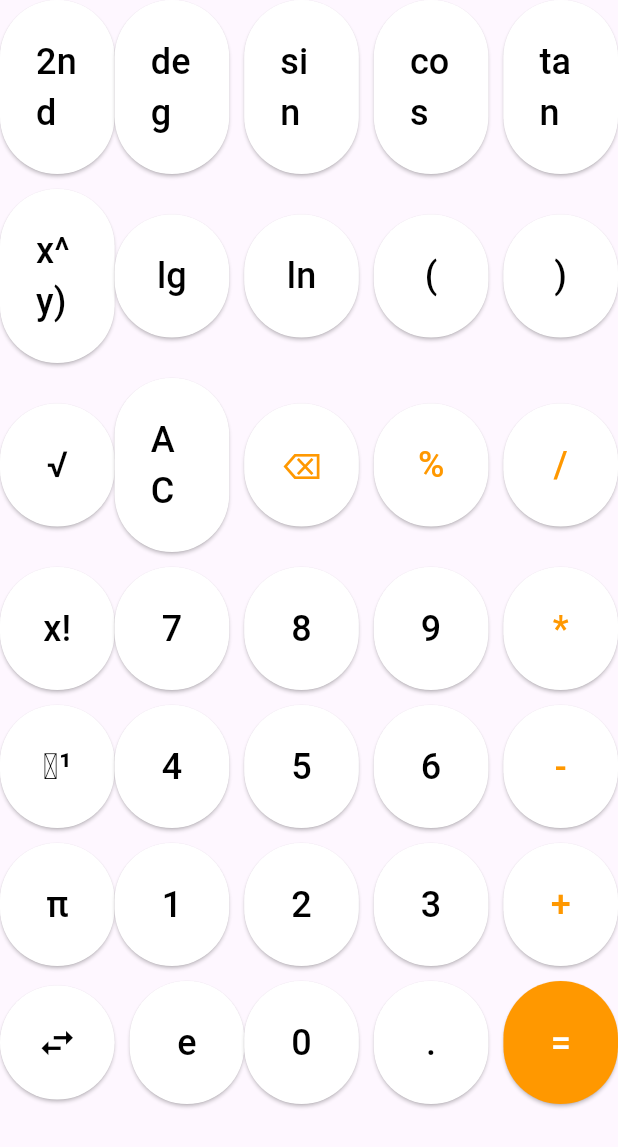
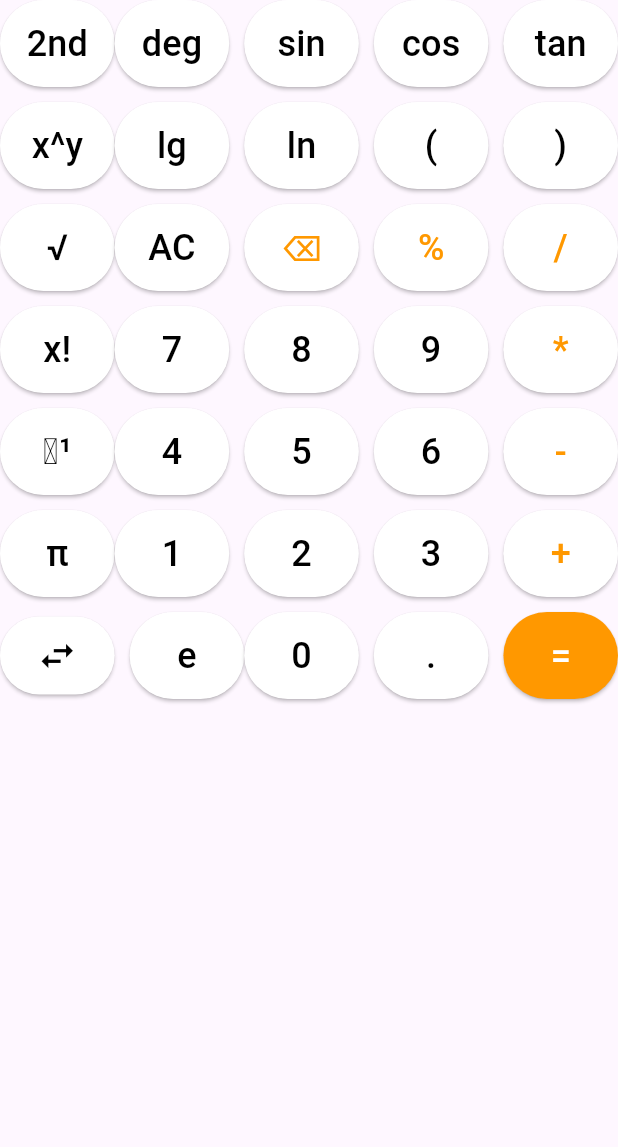
Before and after one commit to msharafice/Calculator, a Flutter app: what buildAdvancedKeyboard() shows on an empty page, opened directly, on a phone screen of 412 x 824 dp. Shown: the top 1147 px of the screen. Run offline on Flutter 3.47's test engine with Material 3 defaults, Android fonts, the phone set to English and light mode, and no system bars; missing offline and left inert: math_parser.

Commit message:
update ui

```diff
--- a/lib/widgets.dart
+++ b/lib/widgets.dart
@@ -61,80 +61,80 @@ Widget buildAdvancedKeyboard(Function buttonPressed) {
   return Column(
     children: [
       Row(children: [
-        buildButton("2nd", buttonPressed, null),
-        buildButton("deg", buttonPressed, null),
+        buildButton("2nd", buttonPressed, null, true),
+        buildButton("deg", buttonPressed, null, true),
         SizedBox(width: 10),
-        buildButton("sin", buttonPressed, null),
+        buildButton("sin", buttonPressed, null, true),
         SizedBox(width: 10),
-        buildButton("cos", buttonPressed, null),
+        buildButton("cos", buttonPressed, null, true),
         SizedBox(width: 10),
-        buildButton("tan", buttonPressed, null),
+        buildButton("tan", buttonPressed, null, true),
       ]),
       SizedBox(height: 10),
       Row(children: [
-        buildButton("x^y)", buttonPressed, null),
-        buildButton("lg", buttonPressed, null),
+        buildButton("x^y", buttonPressed, null, true),
+        buildButton("lg", buttonPressed, null, true),
         SizedBox(width: 10),
-        buildButton("ln", buttonPressed, null),
+        buildButton("ln", buttonPressed, null, true),
         SizedBox(width: 10),
-        buildButton("(", buttonPressed, null),
+        buildButton("(", buttonPressed, null, true),
         SizedBox(width: 10),
-        buildButton(")", buttonPressed, null),
+        buildButton(")", buttonPressed, null, true),
       ]),
       SizedBox(height: 10),
       Row(children: [
-        buildButton("√", buttonPressed, null),
-        buildButton("AC", buttonPressed, null),
+        buildButton("√", buttonPressed, null, true),
+        buildButton("AC", buttonPressed, null, true),
         SizedBox(width: 10),
-        buildButton("⌫", buttonPressed, null),
+        buildButton("⌫", buttonPressed, null, true),
         SizedBox(width: 10),
-        buildButton("%", buttonPressed, null),
+        buildButton("%", buttonPressed, null, true),
         SizedBox(width: 10),
-        buildButton("/", buttonPressed, null),
+        buildButton("/", buttonPressed, null, true),
       ]),
       SizedBox(height: 10),
       Row(children: [
-        buildButton("x!", buttonPressed, null),
-        buildButton("7", buttonPressed, null),
+        buildButton("x!", buttonPressed, null, true),
+        buildButton("7", buttonPressed, null, true),
         SizedBox(width: 10),
-        buildButton("8", buttonPressed, null),
+        buildButton("8", buttonPressed, null, true),
         SizedBox(width: 10),
-        buildButton("9", buttonPressed, null),
+        buildButton("9", buttonPressed, null, true),
         SizedBox(width: 10),
-        buildButton("*", buttonPressed, null),
+        buildButton("*", buttonPressed, null, true),
       ]),
       SizedBox(height: 10),
       Row(children: [
-        buildButton("⁻¹", buttonPressed, null),
-        buildButton("4", buttonPressed, null),
+        buildButton("⁻¹", buttonPressed, null, true),
+        buildButton("4", buttonPressed, null, true),
         SizedBox(width: 10),
-        buildButton("5", buttonPressed, null),
+        buildButton("5", buttonPressed, null, true),
         SizedBox(width: 10),
-        buildButton("6", buttonPressed, null),
+        buildButton("6", buttonPressed, null, true),
         SizedBox(width: 10),
-        buildButton("-", buttonPressed, null),
+        buildButton("-", buttonPressed, null, true),
       ]),
       SizedBox(height: 10),
       Row(children: [
-        buildButton("π", buttonPressed, null),
-        buildButton("1", buttonPressed, null),
+        buildButton("π", buttonPressed, null, true),
+        buildButton("1", buttonPressed, null, true),
         SizedBox(width: 10),
-        buildButton("2", buttonPressed, null),
+        buildButton("2", buttonPressed, null, true),
         SizedBox(width: 10),
-        buildButton("3", buttonPressed, null),
+        buildButton("3", buttonPressed, null, true),
         SizedBox(width: 10),
-        buildButton("+", buttonPressed, null),
+        buildButton("+", buttonPressed, null, true),
       ]),
       SizedBox(height: 10),
       Row(children: [
-        buildButton("2st", buttonPressed, Icons.swap_horiz),
+        buildButton("2st", buttonPressed, Icons.swap_horiz, true),
         SizedBox(width: 10),
-        buildButton("e", buttonPressed, null),
-        buildButton("0", buttonPressed, null),
+        buildButton("e", buttonPressed, null, true),
+        buildButton("0", buttonPressed, null, true),
         SizedBox(width: 10),
-        buildButton(".", buttonPressed, null),
+        buildButton(".", buttonPressed, null, true),
         SizedBox(width: 10),
-        buildButton("=", buttonPressed, null),
+        buildButton("=", buttonPressed, null, true),
       ]),
       SizedBox(height: 10),
     ],
@@ -145,94 +145,96 @@ Widget buildSecondKeyboard(Function buttonPressed) {
   return Column(
     children: [
       Row(children: [
-        buildButton("2nd", buttonPressed, null),
-        buildButton("deg", buttonPressed, null),
+        buildButton("2nd", buttonPressed, null, true),
+        buildButton("deg", buttonPressed, null, true),
         SizedBox(width: 10),
-        buildButton("sin⁻¹", buttonPressed, null),
+        buildButton("sin⁻¹", buttonPressed, null, true),
         SizedBox(width: 10),
-        buildButton("cos⁻¹", buttonPressed, null),
+        buildButton("cos⁻¹", buttonPressed, null, true),
         SizedBox(width: 10),
-        buildButton("tan⁻¹", buttonPressed, null),
+        buildButton("tan⁻¹", buttonPressed, null, true),
       ]),
       SizedBox(height: 10),
       Row(children: [
-        buildButton("x^y)", buttonPressed, null),
-        buildButton("lg", buttonPressed, null),
+        buildButton("x^y", buttonPressed, null, true),
+        buildButton("lg", buttonPressed, null, true),
         SizedBox(width: 10),
-        buildButton("ln", buttonPressed, null),
+        buildButton("ln", buttonPressed, null, true),
         SizedBox(width: 10),
-        buildButton("(", buttonPressed, null),
+        buildButton("(", buttonPressed, null, true),
         SizedBox(width: 10),
-        buildButton(")", buttonPressed, null),
+        buildButton(")", buttonPressed, null, true),
       ]),
       SizedBox(height: 10),
       Row(children: [
-        buildButton("√", buttonPressed, null),
-        buildButton("AC", buttonPressed, null),
+        buildButton("√", buttonPressed, null, true),
+        buildButton("AC", buttonPressed, null, true),
         SizedBox(width: 10),
-        buildButton("⌫", buttonPressed, null),
+        buildButton("⌫", buttonPressed, null, true),
         SizedBox(width: 10),
-        buildButton("%", buttonPressed, null),
+        buildButton("%", buttonPressed, null, true),
         SizedBox(width: 10),
-        buildButton("/", buttonPressed, null),
+        buildButton("/", buttonPressed, null, true),
       ]),
       SizedBox(height: 10),
       Row(children: [
-        buildButton("x!", buttonPressed, null),
-        buildButton("7", buttonPressed, null),
+        buildButton("x!", buttonPressed, null, true),
+        buildButton("7", buttonPressed, null, true),
         SizedBox(width: 10),
-        buildButton("8", buttonPressed, null),
+        buildButton("8", buttonPressed, null, true),
         SizedBox(width: 10),
-        buildButton("9", buttonPressed, null),
+        buildButton("9", buttonPressed, null, true),
         SizedBox(width: 10),
-        buildButton("*", buttonPressed, null),
+        buildButton("*", buttonPressed, null, true),
       ]),
       SizedBox(height: 10),
       Row(children: [
-        buildButton("⁻¹", buttonPressed, null),
-        buildButton("4", buttonPressed, null),
+        buildButton("⁻¹", buttonPressed, null, true),
+        buildButton("4", buttonPressed, null, true),
         SizedBox(width: 10),
-        buildButton("5", buttonPressed, null),
+        buildButton("5", buttonPressed, null, true),
         SizedBox(width: 10),
-        buildButton("6", buttonPressed, null),
+        buildButton("6", buttonPressed, null, true),
         SizedBox(width: 10),
-        buildButton("-", buttonPressed, null),
+        buildButton("-", buttonPressed, null, true),
       ]),
       SizedBox(height: 10),
       Row(children: [
-        buildButton("π", buttonPressed, null),
-        buildButton("1", buttonPressed, null),
+        buildButton("π", buttonPressed, null, true),
+        buildButton("1", buttonPressed, null, true),
         SizedBox(width: 10),
-        buildButton("2", buttonPressed, null),
+        buildButton("2", buttonPressed, null, true),
         SizedBox(width: 10),
-        buildButton("3", buttonPressed, null),
+        buildButton("3", buttonPressed, null, true),
         SizedBox(width: 10),
-        buildButton("+", buttonPressed, null),
+        buildButton("+", buttonPressed, null, true),
       ]),
       SizedBox(height: 10),
       Row(children: [
-        buildButton("2st", buttonPressed, Icons.swap_horiz),
+        buildButton("2st", buttonPressed, Icons.swap_horiz, true),
         SizedBox(width: 10),
-        buildButton("e", buttonPressed, null),
-        buildButton("0", buttonPressed, null),
+        buildButton("e", buttonPressed, null, true),
+        buildButton("0", buttonPressed, null, true),
         SizedBox(width: 10),
-        buildButton(".", buttonPressed, null),
+        buildButton(".", buttonPressed, null, true),
         SizedBox(width: 10),
-        buildButton("=", buttonPressed, null),
+        buildButton("=", buttonPressed, null, true),
       ]),
       SizedBox(height: 10),
     ],
   );
 }
 
-Widget buildButton(String text, Function buttonPressed, [IconData? icon]) {
+Widget buildButton(String text, Function buttonPressed,
+    [IconData? icon, bool isAdvanced = false]) {
   bool isOperator = "+-*/%⌫".contains(text);
   bool isEqualButton = text == "=";
 
   return Expanded(
     child: ElevatedButton(
       style: ElevatedButton.styleFrom(
-        padding: EdgeInsets.all(24),
+        padding: EdgeInsets.all(
+            isAdvanced ? 12 : 24), // تغییر اندازه دکمه در حالت پیشرفته
         backgroundColor: isEqualButton ? Colors.orange : Colors.white,
       ),
       onPressed: () => buttonPressed(text),
```
Also changed, not shown: lib/calculator.dart (+10 -1 lines).
